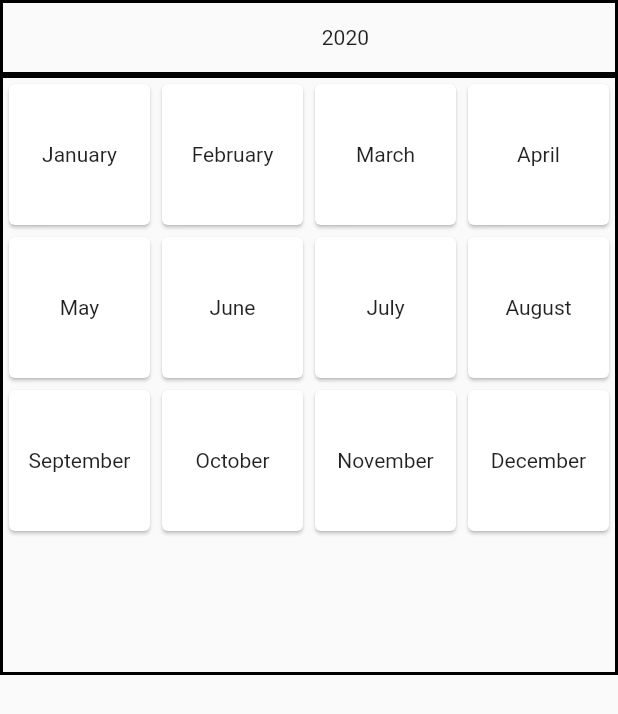
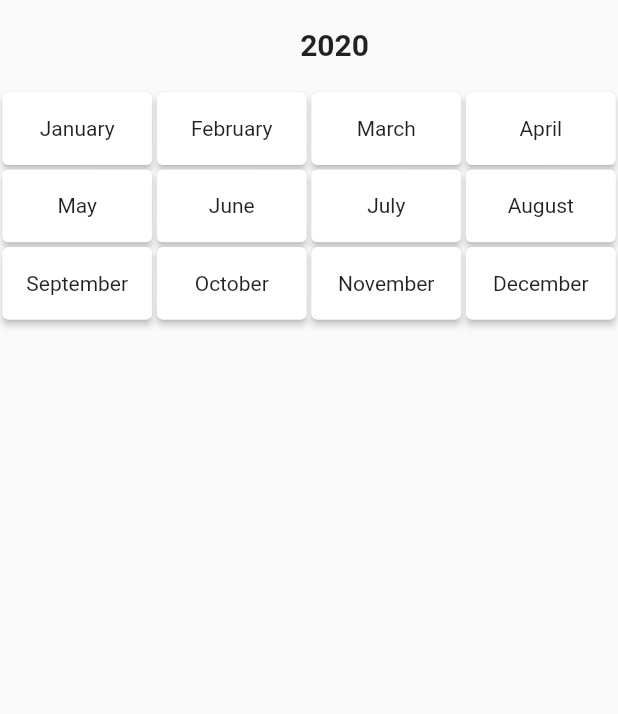
Before and after one commit to stunner-07/DasboardWidhya, a Flutter app: the MonthView widget shown alone on an empty page, opened directly, on a phone screen of 412 x 824 dp. Shown: the top 714 px of the screen. Run offline on Flutter 3.47's test engine with Material 2 defaults, Android fonts, the phone set to English and light mode, and no system bars; our stand-ins replace charts_flutter.

Commit message:
calender improvements done

```diff
--- a/lib/Widgets/month_view.dart
+++ b/lib/Widgets/month_view.dart
@@ -20,25 +20,26 @@ class MonthView extends StatelessWidget {
   @override
   Widget build(BuildContext context) {
     return Container(
-      width: 500,
-      height: 500,
+      width: 650,
+      height: 380,
       child: Column(
         children: [
           Container(
-            decoration: BoxDecoration(
-                border: Border.all(
-              color: Colors.black,
-              width: 2,
-            )),
-            width: 500,
-            height: 50,
+            width: 650,
+            height: 60,
             child: Center(
               child: GestureDetector(
                 child: Container(
                   width: 80,
-                  child: Text(Provider.of<CalenderState>(context, listen: false)
-                      .year
-                      .toString()),
+                  child: Text(
+                    Provider.of<CalenderState>(context, listen: false)
+                        .year
+                        .toString(),
+                    style: TextStyle(
+                      fontWeight: FontWeight.bold,
+                      fontSize: 20,
+                    ),
+                  ),
                   alignment: Alignment.centerRight,
                 ),
                 onTap: () {
@@ -49,32 +50,27 @@ class MonthView extends StatelessWidget {
             ),
           ),
           Container(
-            width: 500,
-            height: 400,
-            decoration: BoxDecoration(
-                border: Border.all(
-              color: Colors.black,
-              width: 2,
-            )),
+            width: 650,
+            height: 320,
             child: GridView.builder(
                 itemCount: months.length,
                 gridDelegate: SliverGridDelegateWithFixedCrossAxisCount(
                   crossAxisCount: 4,
-                  childAspectRatio: 1,
-                  crossAxisSpacing: 0,
-                  mainAxisSpacing: 0,
+                  childAspectRatio: 2,
+                  crossAxisSpacing: 0.1,
+                  mainAxisSpacing: 0.1,
                 ),
                 itemBuilder: (ctx, i) {
                   return GestureDetector(
-                    onTap: (){
-                       Provider.of<CalenderState>(context, listen: false)
-                      .setMonth(i+1);
+                    onTap: () {
+                      Provider.of<CalenderState>(context, listen: false)
+                          .setMonth(i + 1);
                     },
                     child: Card(
+                      margin: EdgeInsets.all(1.5),
+                      elevation: 2,
                       child: Container(
                         alignment: Alignment.center,
-                        height: 100,
-                        width: 100,
                         child: Text(
                           months[i],
                           style: TextStyle(),
```
Also changed, not shown: lib/Screens/dashboard.dart (+31 -3 lines), lib/Widgets/day_view.dart (+110 -44 lines), lib/Widgets/years_view.dart (+24 -28 lines).
